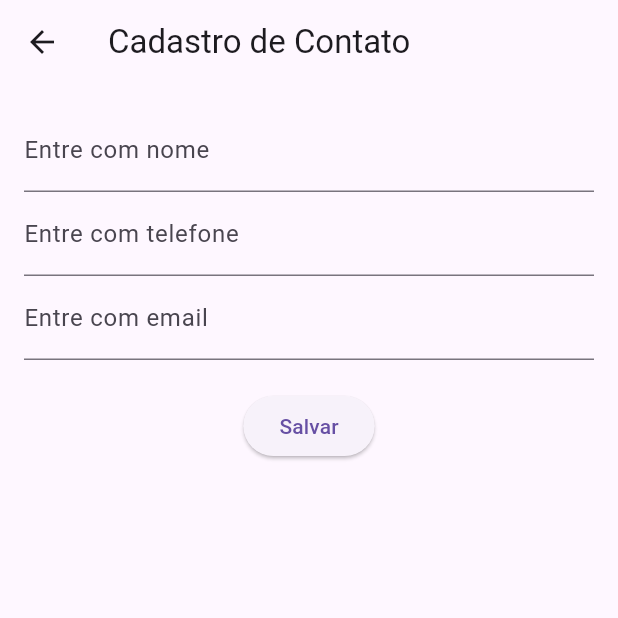
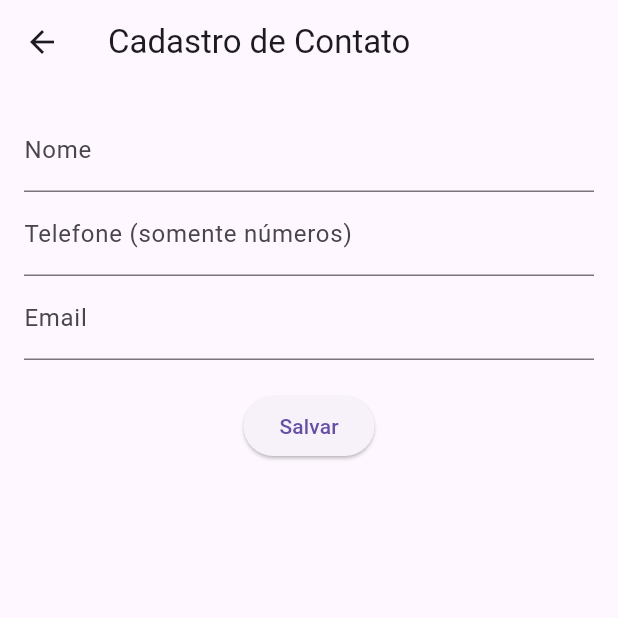
Before and after one commit to LucaJust115/atividade_agenda, a Flutter app: the screen it shows after launch, after a tap on "Cadastro", on a phone screen of 412 x 824 dp, the top half of it. Run offline on Flutter 3.47's test engine with Material 3 defaults, Android fonts, the phone set to English and light mode, and no system bars.

Commit message:
inserida a validacao de cadastro de nome, telefone e email

```diff
--- a/lib/cadastro.dart
+++ b/lib/cadastro.dart
@@ -1,10 +1,12 @@
 import 'package:flutter/material.dart';
+import 'package:flutter/services.dart';
 import 'contato_repository.dart';
 
 class Cadastro extends StatefulWidget {
   final ContatoRepository contatos;
   final Contato? contato;
   final int? index;
+
   Cadastro({required this.contatos, this.contato, this.index});
 
   @override
@@ -15,6 +17,7 @@ class _CadastroState extends State<Cadastro> {
   final TextEditingController nomeController = TextEditingController();
   final TextEditingController telefoneController = TextEditingController();
   final TextEditingController emailController = TextEditingController();
+  final _formKey = GlobalKey<FormState>();
   final ContatoRepository contatos;
   final Contato? contato;
   final int? index;
@@ -31,6 +34,30 @@ class _CadastroState extends State<Cadastro> {
     }
   }
 
+  String? _validarNome(String? value) {
+    if (value == null || value.isEmpty) {
+      return 'O nome não pode estar vazio'; // validação para o campo nome
+    }
+    return null;
+  }
+
+  String? _validarTelefone(String? value) {
+    if (value == null || value.isEmpty) {
+      return 'O telefone não pode estar vazio';
+    }
+    if (value.length != 11) {
+      return 'O telefone deve ter 11 dígitos'; // verifica se a quantidade de dígitos está correta
+    }
+    return null;
+  }
+
+  String? _validarEmail(String? value) {
+    if (value == null || !value.contains('@')) { // verifica se e um endereco de email com '@'
+      return 'Email inválido. Deve conter @';
+    }
+    return null;
+  }
+
   @override
   Widget build(BuildContext context) {
     return Scaffold(
@@ -39,29 +66,41 @@ class _CadastroState extends State<Cadastro> {
       ),
       body: Padding(
         padding: const EdgeInsets.all(16.0),
+        child: Form(
+          key: _formKey,
           child: Column(
             children: [
-            TextField(
-              decoration: InputDecoration(labelText: 'Entre com nome'),
+              TextFormField(
+                decoration: InputDecoration(labelText: 'Nome'),
                 controller: nomeController,
+                validator: _validarNome, // chama a funcao de validacao
               ),
-            TextField(
-              decoration: InputDecoration(labelText: 'Entre com telefone'),
+              TextFormField(
+                decoration: InputDecoration(labelText: 'Telefone (somente números)'),
                 controller: telefoneController,
+                keyboardType: TextInputType.number,
+                inputFormatters: [
+                  FilteringTextInputFormatter.digitsOnly, // permitir apenas números (TENTEI USAR O REGEX MAS FRACASSEI E NAO PRESTOU DE FORMA ALGUMA)
+                ],
+                validator: _validarTelefone,
               ),
-            TextField(
-              decoration: InputDecoration(labelText: 'Entre com email'),
+              TextFormField(
+                decoration: InputDecoration(labelText: 'Email'),
                 controller: emailController,
+                keyboardType: TextInputType.emailAddress,
+                validator: _validarEmail,
               ),
               SizedBox(height: 20),
               ElevatedButton(
                 onPressed: () {
+                  if (_formKey.currentState!.validate()) {
                     setState(() {
                       if (contato == null) {
                         contatos.addContato(Contato(
                           nome: nomeController.text,
                           telefone: telefoneController.text,
-                        email: emailController.text));
+                          email: emailController.text,
+                        ));
                       } else {
                         contatos.updateContato(
                           index!,
@@ -74,12 +113,14 @@ class _CadastroState extends State<Cadastro> {
                       }
                     });
                     Navigator.pop(context);
+                  }
                 },
                 child: Text(contato == null ? 'Salvar' : 'Editar'),
               ),
             ],
           ),
         ),
+      ),
     );
   }
 }
```
Lines whose indentation alone changed are shown as unchanged.
